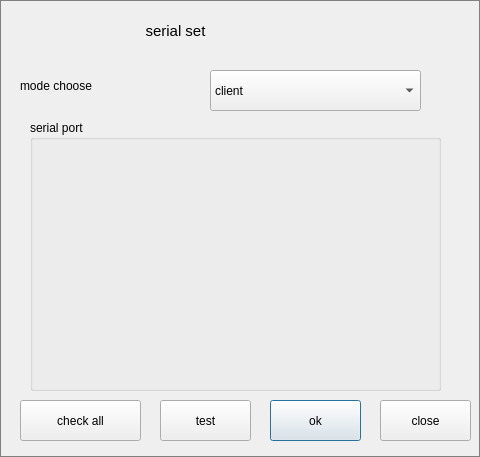
Above: qt/t507/serialdialog.ui from jizizihe/baijie_demo before the change. Below: the same form after it.
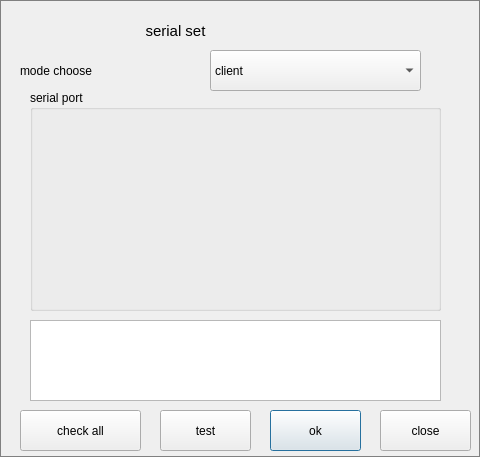
That is the form after the change. Icons and pictures are not drawn.

Commit message: Click the check box to enter the dialog box The single test prompt is in the dialog box, and only ttys1 OK is displayed When begin starts, it changes to stop. Click to end the test and restore the status to be selected

```diff
--- a/qt/t507/serialdialog.ui
+++ b/qt/t507/serialdialog.ui
@@ -25,7 +25,7 @@
    <property name="geometry">
     <rect>
      <x>210</x>
-     <y>70</y>
+     <y>50</y>
      <width>211</width>
      <height>41</height>
     </rect>
@@ -45,9 +45,9 @@
    <property name="geometry">
     <rect>
      <x>30</x>
-     <y>120</y>
+     <y>90</y>
      <width>411</width>
-     <height>271</height>
+     <height>221</height>
     </rect>
    </property>
    <property name="title">
@@ -79,7 +79,7 @@
    <property name="geometry">
     <rect>
      <x>270</x>
-     <y>400</y>
+     <y>410</y>
      <width>91</width>
      <height>41</height>
     </rect>
@@ -92,7 +92,7 @@
    <property name="geometry">
     <rect>
      <x>380</x>
-     <y>400</y>
+     <y>410</y>
      <width>91</width>
      <height>41</height>
     </rect>
@@ -105,9 +105,9 @@
    <property name="geometry">
     <rect>
      <x>20</x>
-     <y>60</y>
-     <width>151</width>
-     <height>51</height>
+     <y>50</y>
+     <width>141</width>
+     <height>41</height>
     </rect>
    </property>
    <property name="text">
@@ -118,7 +118,7 @@
    <property name="geometry">
     <rect>
      <x>20</x>
-     <y>400</y>
+     <y>410</y>
      <width>121</width>
      <height>41</height>
     </rect>
@@ -131,7 +131,7 @@
    <property name="geometry">
     <rect>
      <x>160</x>
-     <y>400</y>
+     <y>410</y>
      <width>91</width>
      <height>41</height>
     </rect>
@@ -140,6 +140,19 @@
     <string>test</string>
    </property>
   </widget>
+  <widget class="QPlainTextEdit" name="serialTestEdit">
+   <property name="geometry">
+    <rect>
+     <x>30</x>
+     <y>320</y>
+     <width>411</width>
+     <height>81</height>
+    </rect>
+   </property>
+   <property name="readOnly">
+    <bool>true</bool>
+   </property>
+  </widget>
  </widget>
  <resources/>
  <connections/>
```
The commit also changes 7 other files.
